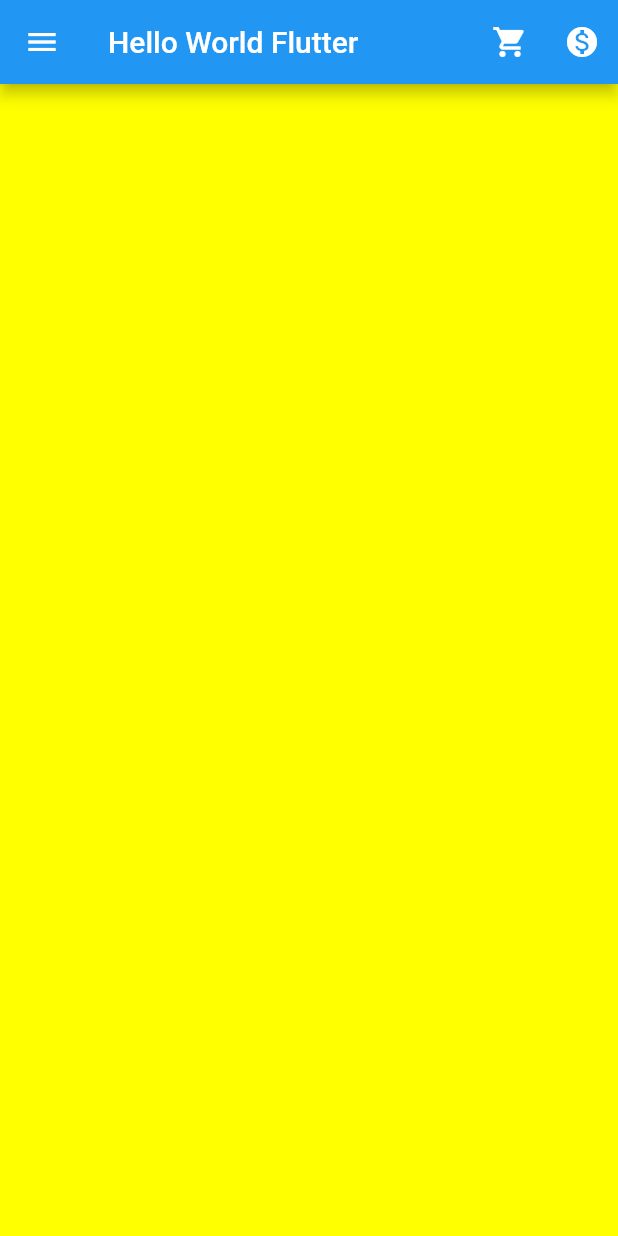
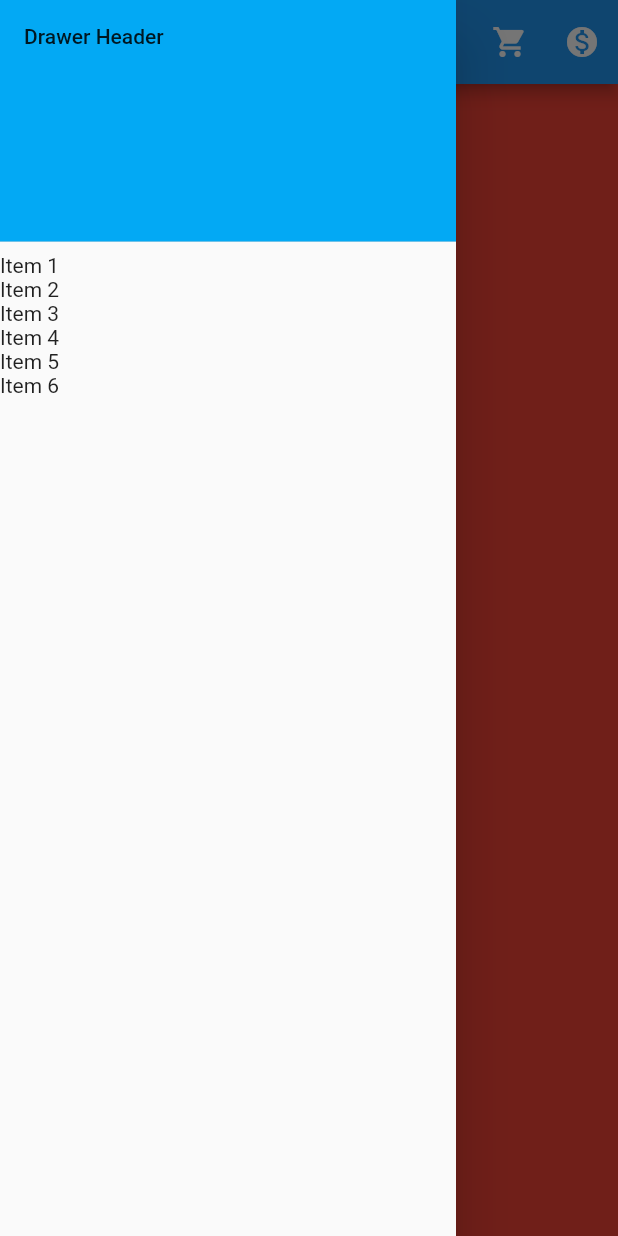
Before and after one commit to CoderJava/Hello-World-Flutter, a Flutter app: the screen it shows after launch, with the side drawer open (before the commit the screen has no drawer), on a phone screen of 412 x 824 dp. Run offline on Flutter 3.47's test engine with Material 2 defaults, Android fonts, the phone set to English and light mode, and no system bars.

Commit message:
Add navigation drawer

```diff
--- a/lib/main.dart
+++ b/lib/main.dart
@@ -2,13 +2,11 @@ import 'package:flutter/material.dart';
 
 void main() {
   runApp(MaterialApp(
+    debugShowCheckedModeBanner: false,
     home: Scaffold(
       backgroundColor: Colors.yellowAccent,
       appBar: AppBar(
         title: Text('Hello World Flutter'),
-        leading: Icon(
-          Icons.menu
-        ),
         actions: <Widget>[
           IconButton(
             icon: Icon(Icons.shopping_cart),
@@ -20,6 +18,25 @@ void main() {
           )
         ],
       ),
-    )
+      body: Container(
+        color: Colors.red,
+      ),
+      drawer: Drawer(
+        child: ListView(
+          children: <Widget>[
+            DrawerHeader(
+              child: Text("Drawer Header"),
+              decoration: BoxDecoration(color: Colors.lightBlue),
+            ),
+            Text("Item 1"),
+            Text("Item 2"),
+            Text("Item 3"),
+            Text("Item 4"),
+            Text("Item 5"),
+            Text("Item 6")
+          ],
+        ),
+      ),
+    ),
   ));
 }
```
